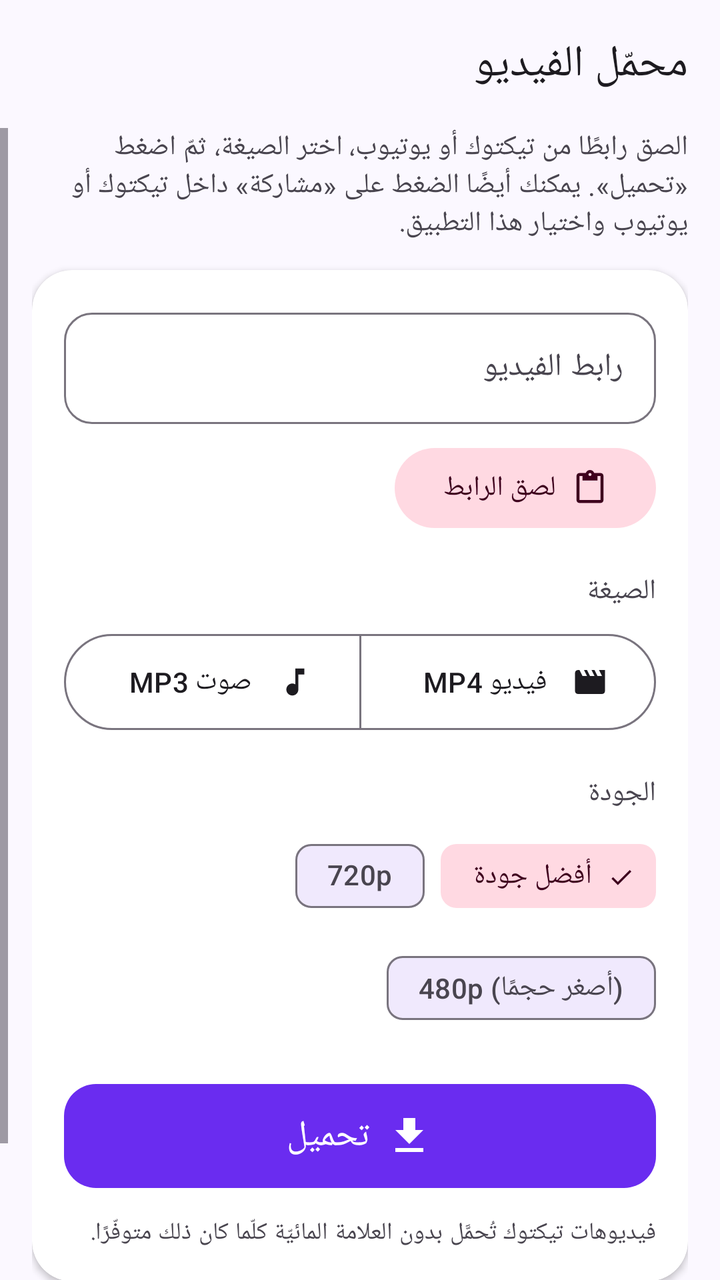
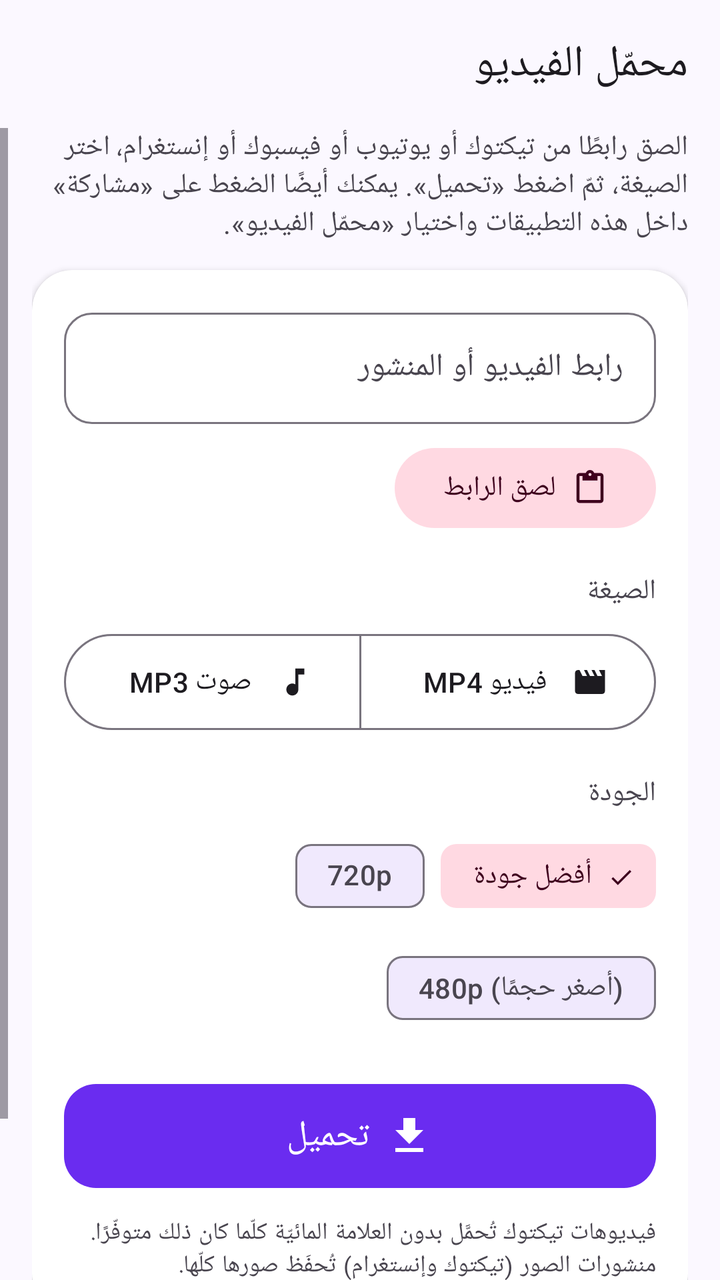

Screens rendered from an Android XML layout before and after an edit, with the pre-edit source and the edit as a unified diff.
<!-- AndroidManifest.xml: application theme Theme.VideoDownloader -->
<!-- res/layout/activity_main.xml -->
<?xml version="1.0" encoding="utf-8"?>
<LinearLayout xmlns:android="http://schemas.android.com/apk/res/android"
    xmlns:app="http://schemas.android.com/apk/res-auto"
    android:id="@+id/root"
    android:layout_width="match_parent"
    android:layout_height="match_parent"
    android:background="@color/background"
    android:layoutDirection="rtl"
    android:orientation="vertical">

    <com.google.android.material.appbar.MaterialToolbar
        android:id="@+id/toolbar"
        android:layout_width="match_parent"
        android:layout_height="?attr/actionBarSize"
        android:background="@color/background"
        app:title="@string/app_name"
        app:titleTextAppearance="?attr/textAppearanceTitleLarge" />

    <ScrollView
        android:id="@+id/scroll"
        android:layout_width="match_parent"
        android:layout_height="0dp"
        android:layout_weight="1"
        android:clipToPadding="false"
        android:fillViewport="true">

        <LinearLayout
            android:layout_width="match_parent"
            android:layout_height="wrap_content"
            android:orientation="vertical"
            android:paddingStart="16dp"
            android:paddingEnd="16dp"
            android:paddingBottom="24dp">

            <TextView
                android:layout_width="match_parent"
                android:layout_height="wrap_content"
                android:text="@string/intro"
                android:textAppearance="?attr/textAppearanceBodyMedium"
                android:textColor="?attr/colorOnSurfaceVariant" />

            
            <com.google.android.material.card.MaterialCardView
                android:id="@+id/formCard"
                style="@style/Card"
                android:layout_width="match_parent"
                android:layout_height="wrap_content">

                <LinearLayout
                    android:layout_width="match_parent"
                    android:layout_height="wrap_content"
                    android:orientation="vertical"
                    android:padding="16dp">

                    <com.google.android.material.textfield.TextInputLayout
                        android:id="@+id/urlLayout"
                        style="@style/Widget.Material3.TextInputLayout.OutlinedBox"
                        android:layout_width="match_parent"
                        android:layout_height="wrap_content"
                        android:hint="@string/url_hint"
                        app:boxCornerRadiusBottomEnd="14dp"
                        app:boxCornerRadiusBottomStart="14dp"
                        app:boxCornerRadiusTopEnd="14dp"
                        app:boxCornerRadiusTopStart="14dp"
                        app:endIconMode="clear_text">

                        <com.google.android.material.textfield.TextInputEditText
                            android:id="@+id/urlInput"
                            android:layout_width="match_parent"
                            android:layout_height="wrap_content"
                            android:imeOptions="actionGo"
                            android:inputType="textUri"
                            android:maxLines="3"
                            android:textDirection="ltr" />
                    </com.google.android.material.textfield.TextInputLayout>

                    <com.google.android.material.button.MaterialButton
                        android:id="@+id/pasteButton"
                        style="@style/Widget.Material3.Button.TonalButton"
                        android:layout_width="wrap_content"
                        android:layout_height="wrap_content"
                        android:layout_marginTop="8dp"
                        android:text="@string/paste"
                        app:icon="@drawable/ic_paste" />

                    <TextView
                        style="@style/SectionLabel"
                        android:layout_width="wrap_content"
                        android:layout_height="wrap_content"
                        android:text="@string/format_label" />

                    <com.google.android.material.button.MaterialButtonToggleGroup
                        android:id="@+id/formatGroup"
                        android:layout_width="match_parent"
                        android:layout_height="wrap_content"
                        app:selectionRequired="true"
                        app:singleSelection="true">

                        <com.google.android.material.button.MaterialButton
                            android:id="@+id/btnVideo"
                            style="?attr/materialButtonOutlinedStyle"
                            android:layout_width="0dp"
                            android:layout_height="56dp"
                            android:layout_weight="1"
                            android:text="@string/format_video"
                            app:icon="@drawable/ic_video" />

                        <com.google.android.material.button.MaterialButton
                            android:id="@+id/btnAudio"
                            style="?attr/materialButtonOutlinedStyle"
                            android:layout_width="0dp"
                            android:layout_height="56dp"
                            android:layout_weight="1"
                            android:text="@string/format_audio"
                            app:icon="@drawable/ic_audio" />
                    </com.google.android.material.button.MaterialButtonToggleGroup>

                    <LinearLayout
                        android:id="@+id/qualitySection"
                        android:layout_width="match_parent"
                        android:layout_height="wrap_content"
                        android:orientation="vertical">

                        <TextView
                            style="@style/SectionLabel"
                            android:layout_width="wrap_content"
                            android:layout_height="wrap_content"
                            android:text="@string/quality_label" />

                        <com.google.android.material.chip.ChipGroup
                            android:id="@+id/qualityGroup"
                            android:layout_width="match_parent"
                            android:layout_height="wrap_content"
                            app:selectionRequired="true"
                            app:singleSelection="true">

                            <com.google.android.material.chip.Chip
                                android:id="@+id/chipBest"
                                style="@style/Widget.Material3.Chip.Filter"
                                android:layout_width="wrap_content"
                                android:layout_height="wrap_content"
                                android:checked="true"
                                android:text="@string/quality_best" />

                            <com.google.android.material.chip.Chip
                                android:id="@+id/chip720"
                                style="@style/Widget.Material3.Chip.Filter"
                                android:layout_width="wrap_content"
                                android:layout_height="wrap_content"
                                android:text="@string/quality_720" />

                            <com.google.android.material.chip.Chip
                                android:id="@+id/chip480"
                                style="@style/Widget.Material3.Chip.Filter"
                                android:layout_width="wrap_content"
                                android:layout_height="wrap_content"
                                android:text="@string/quality_480" />
                        </com.google.android.material.chip.ChipGroup>
                    </LinearLayout>

                    <com.google.android.material.button.MaterialButton
                        android:id="@+id/downloadButton"
                        android:layout_width="match_parent"
                        android:layout_height="60dp"
                        android:layout_marginTop="20dp"
                        android:text="@string/download"
                        android:textSize="18sp"
                        app:cornerRadius="16dp"
                        app:icon="@drawable/ic_download"
                        app:iconGravity="textStart"
                        app:iconSize="24dp" />

                    <TextView
                        android:layout_width="match_parent"
                        android:layout_height="wrap_content"
                        android:layout_marginTop="10dp"
                        android:text="@string/tiktok_note"
                        android:textAppearance="?attr/textAppearanceBodySmall"
                        android:textColor="?attr/colorOnSurfaceVariant" />
                </LinearLayout>
            </com.google.android.material.card.MaterialCardView>

            
            <com.google.android.material.card.MaterialCardView
                android:id="@+id/progressCard"
                style="@style/Card"
                android:layout_width="match_parent"
                android:layout_height="wrap_content"
                android:visibility="gone">

                <LinearLayout
                    android:layout_width="match_parent"
                    android:layout_height="wrap_content"
                    android:orientation="vertical"
                    android:padding="16dp">

                    <TextView
                        android:id="@+id/progressTitle"
                        android:layout_width="match_parent"
                        android:layout_height="wrap_content"
                        android:ellipsize="end"
                        android:maxLines="2"
                        android:textAppearance="?attr/textAppearanceTitleMedium" />

                    <TextView
                        android:id="@+id/progressStatus"
                        android:layout_width="match_parent"
                        android:layout_height="wrap_content"
                        android:layout_marginTop="4dp"
                        android:textAppearance="?attr/textAppearanceBodyMedium"
                        android:textColor="?attr/colorOnSurfaceVariant" />

                    <com.google.android.material.progressindicator.LinearProgressIndicator
                        android:id="@+id/progressBar"
                        android:layout_width="match_parent"
                        android:layout_height="wrap_content"
                        android:layout_marginTop="14dp"
                        android:indeterminate="true"
                        app:trackCornerRadius="4dp"
                        app:trackThickness="8dp" />

                    <LinearLayout
                        android:layout_width="match_parent"
                        android:layout_height="wrap_content"
                        android:layout_marginTop="8dp"
                        android:gravity="center_vertical"
                        android:orientation="horizontal">

                        <TextView
                            android:id="@+id/progressPercent"
                            android:layout_width="wrap_content"
                            android:layout_height="wrap_content"
                            android:textAppearance="?attr/textAppearanceTitleSmall"
                            android:textColor="?attr/colorPrimary" />

                        <TextView
                            android:id="@+id/progressEta"
                            android:layout_width="0dp"
                            android:layout_height="wrap_content"
                            android:layout_marginStart="12dp"
                            android:layout_weight="1"
                            android:textAppearance="?attr/textAppearanceBodySmall"
                            android:textColor="?attr/colorOnSurfaceVariant" />

                        <com.google.android.material.button.MaterialButton
                            android:id="@+id/cancelButton"
                            style="@style/Widget.Material3.Button.TextButton"
                            android:layout_width="wrap_content"
                            android:layout_height="wrap_content"
                            android:text="@string/cancel" />
                    </LinearLayout>
                </LinearLayout>
            </com.google.android.material.card.MaterialCardView>

            
            <com.google.android.material.card.MaterialCardView
                android:id="@+id/doneCard"
                style="@style/Card"
                android:layout_width="match_parent"
                android:layout_height="wrap_content"
                android:visibility="gone"
                app:cardBackgroundColor="@color/success_container">

                <LinearLayout
                    android:layout_width="match_parent"
                    android:layout_height="wrap_content"
                    android:orientation="vertical"
                    android:padding="16dp">

                    <LinearLayout
                        android:layout_width="match_parent"
                        android:layout_height="wrap_content"
                        android:gravity="center_vertical"
                        android:orientation="horizontal">

                        <ImageView
                            android:layout_width="28dp"
                            android:layout_height="28dp"
                            android:importantForAccessibility="no"
                            android:src="@drawable/ic_check_circle"
                            app:tint="@color/success" />

                        <TextView
                            android:layout_width="wrap_content"
                            android:layout_height="wrap_content"
                            android:layout_marginStart="10dp"
                            android:text="@string/done_title"
                            android:textAppearance="?attr/textAppearanceTitleMedium"
                            android:textColor="@color/success" />
                    </LinearLayout>

                    <TextView
                        android:id="@+id/doneName"
                        android:layout_width="match_parent"
                        android:layout_height="wrap_content"
                        android:layout_marginTop="10dp"
                        android:ellipsize="middle"
                        android:maxLines="2"
                        android:textAppearance="?attr/textAppearanceBodyLarge" />

                    <TextView
                        android:id="@+id/donePlace"
                        android:layout_width="match_parent"
                        android:layout_height="wrap_content"
                        android:layout_marginTop="4dp"
                        android:textAppearance="?attr/textAppearanceBodySmall"
                        android:textColor="?attr/colorOnSurfaceVariant" />

                    <LinearLayout
                        android:layout_width="match_parent"
                        android:layout_height="wrap_content"
                        android:layout_marginTop="14dp"
                        android:orientation="horizontal">

                        <com.google.android.material.button.MaterialButton
                            android:id="@+id/openButton"
                            android:layout_width="0dp"
                            android:layout_height="wrap_content"
                            android:layout_weight="1"
                            android:text="@string/open"
                            app:icon="@drawable/ic_open" />

                        <com.google.android.material.button.MaterialButton
                            android:id="@+id/shareButton"
                            style="@style/Widget.Material3.Button.TonalButton"
                            android:layout_width="0dp"
                            android:layout_height="wrap_content"
                            android:layout_marginStart="10dp"
                            android:layout_weight="1"
                            android:text="@string/share"
                            app:icon="@drawable/ic_share" />
                    </LinearLayout>

                    <com.google.android.material.button.MaterialButton
                        android:id="@+id/newButton"
                        style="@style/Widget.Material3.Button.TextButton"
                        android:layout_width="match_parent"
                        android:layout_height="wrap_content"
                        android:layout_marginTop="4dp"
                        android:text="@string/new_download"
                        app:icon="@drawable/ic_download" />
                </LinearLayout>
            </com.google.android.material.card.MaterialCardView>

            
            <com.google.android.material.card.MaterialCardView
                android:id="@+id/errorCard"
                style="@style/Card"
                android:layout_width="match_parent"
                android:layout_height="wrap_content"
                android:visibility="gone"
                app:cardBackgroundColor="@color/error_container">

                <LinearLayout
                    android:layout_width="match_parent"
                    android:layout_height="wrap_content"
                    android:orientation="vertical"
                    android:padding="16dp">

                    <LinearLayout
                        android:layout_width="match_parent"
                        android:layout_height="wrap_content"
                        android:gravity="center_vertical"
                        android:orientation="horizontal">

                        <ImageView
                            android:layout_width="26dp"
                            android:layout_height="26dp"
                            android:importantForAccessibility="no"
                            android:src="@drawable/ic_error"
                            app:tint="@color/on_error_container" />

                        <TextView
                            android:layout_width="wrap_content"
                            android:layout_height="wrap_content"
                            android:layout_marginStart="10dp"
                            android:text="@string/error_title"
                            android:textAppearance="?attr/textAppearanceTitleMedium"
                            android:textColor="@color/on_error_container" />
                    </LinearLayout>

                    <TextView
                        android:id="@+id/errorMessage"
                        android:layout_width="match_parent"
                        android:layout_height="wrap_content"
                        android:layout_marginTop="8dp"
                        android:textAppearance="?attr/textAppearanceBodyMedium"
                        android:textColor="@color/on_error_container" />

                    <TextView
                        android:id="@+id/errorDetails"
                        android:layout_width="match_parent"
                        android:layout_height="wrap_content"
                        android:layout_marginTop="8dp"
                        android:fontFamily="monospace"
                        android:textDirection="ltr"
                        android:textIsSelectable="true"
                        android:textSize="11sp"
                        android:visibility="gone" />

                    <LinearLayout
                        android:layout_width="match_parent"
                        android:layout_height="wrap_content"
                        android:layout_marginTop="10dp"
                        android:orientation="horizontal">

                        <com.google.android.material.button.MaterialButton
                            android:id="@+id/loginButton"
                            android:layout_width="wrap_content"
                            android:layout_height="wrap_content"
                            android:layout_marginEnd="8dp"
                            android:text="@string/login_button"
                            android:visibility="gone"
                            app:icon="@drawable/ic_login" />

                        <com.google.android.material.button.MaterialButton
                            android:id="@+id/retryButton"
                            android:layout_width="wrap_content"
                            android:layout_height="wrap_content"
                            android:text="@string/retry"
                            app:icon="@drawable/ic_refresh" />

                        <com.google.android.material.button.MaterialButton
                            android:id="@+id/detailsButton"
                            style="@style/Widget.Material3.Button.TextButton"
                            android:layout_width="wrap_content"
                            android:layout_height="wrap_content"
                            android:layout_marginStart="8dp"
                            android:text="@string/details" />
                    </LinearLayout>
                </LinearLayout>
            </com.google.android.material.card.MaterialCardView>

            <TextView
                android:id="@+id/footerPlace"
                android:layout_width="match_parent"
                android:layout_height="wrap_content"
                android:layout_marginTop="20dp"
                android:gravity="center"
                android:textAppearance="?attr/textAppearanceBodySmall"
                android:textColor="?attr/colorOnSurfaceVariant" />

            <TextView
                android:id="@+id/engineStatus"
                android:layout_width="match_parent"
                android:layout_height="wrap_content"
                android:layout_marginTop="2dp"
                android:gravity="center"
                android:textAppearance="?attr/textAppearanceLabelSmall"
                android:textColor="?attr/colorOnSurfaceVariant" />
        </LinearLayout>
    </ScrollView>
</LinearLayout>
<!-- resources referenced by this layout -->
<resources>
  <color name="background">#FFFBF8FF</color>
  <color name="error_container">#FFFFE1E1</color>
  <color name="on_error_container">#FF8C1D18</color>
  <color name="success">#FF1B8A4B</color>
  <color name="success_container">#FFD7F5E1</color>
  <!-- drawable ic_download (drawable) -->
  <vector xmlns:android="http://schemas.android.com/apk/res/android"
      android:width="24dp"
      android:height="24dp"
      android:viewportWidth="24"
      android:viewportHeight="24"
      android:tint="?attr/colorControlNormal"
      android:autoMirrored="false">
      <path
          android:fillColor="@android:color/white"
          android:pathData="M19,9h-4V3H9v6H5l7,7 7,-7zM5,18v2h14v-2H5z" />
  </vector>
  <!-- drawable ic_login (drawable) -->
  <vector xmlns:android="http://schemas.android.com/apk/res/android"
      android:width="24dp"
      android:height="24dp"
      android:viewportWidth="24"
      android:viewportHeight="24"
      android:tint="?attr/colorControlNormal">
      <path
          android:fillColor="@android:color/white"
          android:pathData="M12,12c2.21,0 4,-1.79 4,-4s-1.79,-4 -4,-4 -4,1.79 -4,4 1.79,4 4,4zM12,14c-2.67,0 -8,1.34 -8,4v2h16v-2c0,-2.66 -5.33,-4 -8,-4z" />
  </vector>
  <!-- drawable ic_open (drawable) -->
  <vector xmlns:android="http://schemas.android.com/apk/res/android"
      android:width="24dp"
      android:height="24dp"
      android:viewportWidth="24"
      android:viewportHeight="24"
      android:tint="?attr/colorControlNormal"
      android:autoMirrored="false">
      <path
          android:fillColor="@android:color/white"
          android:pathData="M8,5v14l11,-7z" />
  </vector>
  <string name="app_name">محمّل الفيديو</string>
  <string name="cancel">إلغاء</string>
  <string name="details">التفاصيل</string>
  <string name="done_title">تمّ التحميل</string>
  <string name="download">تحميل</string>
  <string name="error_title">تعذّر التحميل</string>
  <string name="format_audio">صوت MP3</string>
  <string name="format_label">الصيغة</string>
  <string name="format_video">فيديو MP4</string>
  <string name="intro">الصق رابطًا من تيكتوك أو يوتيوب، اختر الصيغة، ثمّ اضغط «تحميل». يمكنك أيضًا الضغط على «مشاركة» داخل تيكتوك أو يوتيوب واختيار هذا التطبيق.</string>
  <string name="login_button">تسجيل الدخول</string>
  <string name="new_download">تحميل آخر</string>
  <string name="open">فتح</string>
  <string name="paste">لصق الرابط</string>
  <string name="quality_480">480p (أصغر حجمًا)</string>
  <string name="quality_720">720p</string>
  <string name="quality_best">أفضل جودة</string>
  <string name="quality_label">الجودة</string>
  <string name="retry">إعادة المحاولة</string>
  <string name="share">مشاركة</string>
  <string name="tiktok_note">فيديوهات تيكتوك تُحمَّل بدون العلامة المائيّة كلّما كان ذلك متوفّرًا.</string>
  <string name="url_hint">رابط الفيديو</string>
  <style name="Card" parent="Widget.Material3.CardView.Elevated">
          <item name="cardBackgroundColor">@color/surface_card</item>
          <item name="cardCornerRadius">20dp</item>
          <item name="cardElevation">2dp</item>
          <item name="android:layout_marginTop">14dp</item>
      </style>
  <style name="SectionLabel">
          <item name="android:textAppearance">?attr/textAppearanceLabelLarge</item>
          <item name="android:textColor">?attr/colorOnSurfaceVariant</item>
          <item name="android:layout_marginTop">18dp</item>
          <item name="android:layout_marginBottom">8dp</item>
      </style>
  <color name="surface_card">#FFFFFFFF</color>
  <color name="primary">#FF6A2CF0</color>
  <color name="on_primary">#FFFFFFFF</color>
  <color name="primary_container">#FFEADDFF</color>
  <color name="on_primary_container">#FF22005D</color>
  <color name="secondary">#FFC2185B</color>
  <color name="on_secondary">#FFFFFFFF</color>
  <color name="secondary_container">#FFFFD9E2</color>
  <color name="on_secondary_container">#FF3E001D</color>
  <color name="surface">#FFFBF8FF</color>
  <!-- unchanged entries left out for length: 8 -->
</resources>

<!-- the commit's change to res/layout/activity_main.xml (unified diff, before → after) -->
@@ -409,7 +409,6 @@
                             android:layout_width="wrap_content"
                             android:layout_height="wrap_content"
                             android:layout_marginEnd="8dp"
-                            android:text="@string/login_button"
                             android:visibility="gone"
                             app:icon="@drawable/ic_login" />
 
<!-- resource entries referenced after the edit -->
@@ -49,8 +49,7 @@
   <string name="format_audio">صوت MP3</string>
   <string name="format_label">الصيغة</string>
   <string name="format_video">فيديو MP4</string>
-  <string name="intro">الصق رابطًا من تيكتوك أو يوتيوب، اختر الصيغة، ثمّ اضغط «تحميل». يمكنك أيضًا الضغط على «مشاركة» داخل تيكتوك أو يوتيوب واختيار هذا التطبيق.</string>
-  <string name="login_button">تسجيل الدخول</string>
+  <string name="intro">الصق رابطًا من تيكتوك أو يوتيوب أو فيسبوك أو إنستغرام، اختر الصيغة، ثمّ اضغط «تحميل». يمكنك أيضًا الضغط على «مشاركة» داخل هذه التطبيقات واختيار «محمّل الفيديو».</string>
   <string name="new_download">تحميل آخر</string>
   <string name="open">فتح</string>
   <string name="paste">لصق الرابط</string>
@@ -60,8 +59,8 @@
   <string name="quality_label">الجودة</string>
   <string name="retry">إعادة المحاولة</string>
   <string name="share">مشاركة</string>
-  <string name="tiktok_note">فيديوهات تيكتوك تُحمَّل بدون العلامة المائيّة كلّما كان ذلك متوفّرًا.</string>
-  <string name="url_hint">رابط الفيديو</string>
+  <string name="tiktok_note">فيديوهات تيكتوك تُحمَّل بدون العلامة المائيّة كلّما كان ذلك متوفّرًا. منشورات الصور (تيكتوك وإنستغرام) تُحفَظ صورها كلّها.</string>
+  <string name="url_hint">رابط الفيديو أو المنشور</string>
   <style name="Card" parent="Widget.Material3.CardView.Elevated">
           <item name="cardBackgroundColor">@color/surface_card</item>
           <item name="cardCornerRadius">20dp</item>
